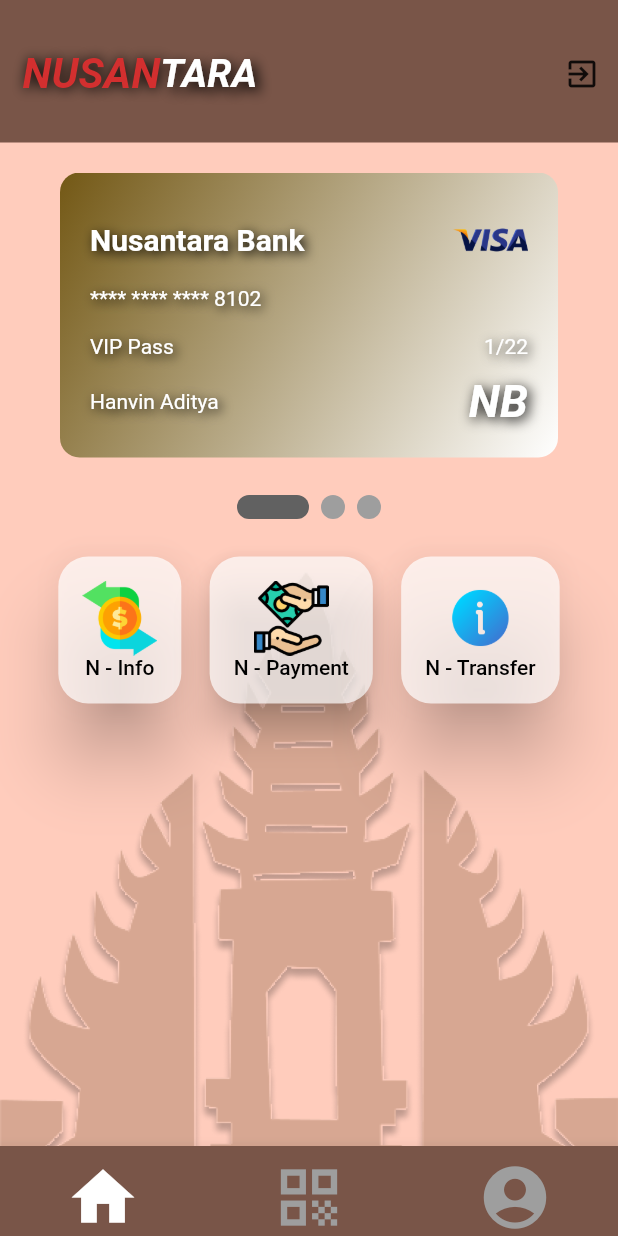
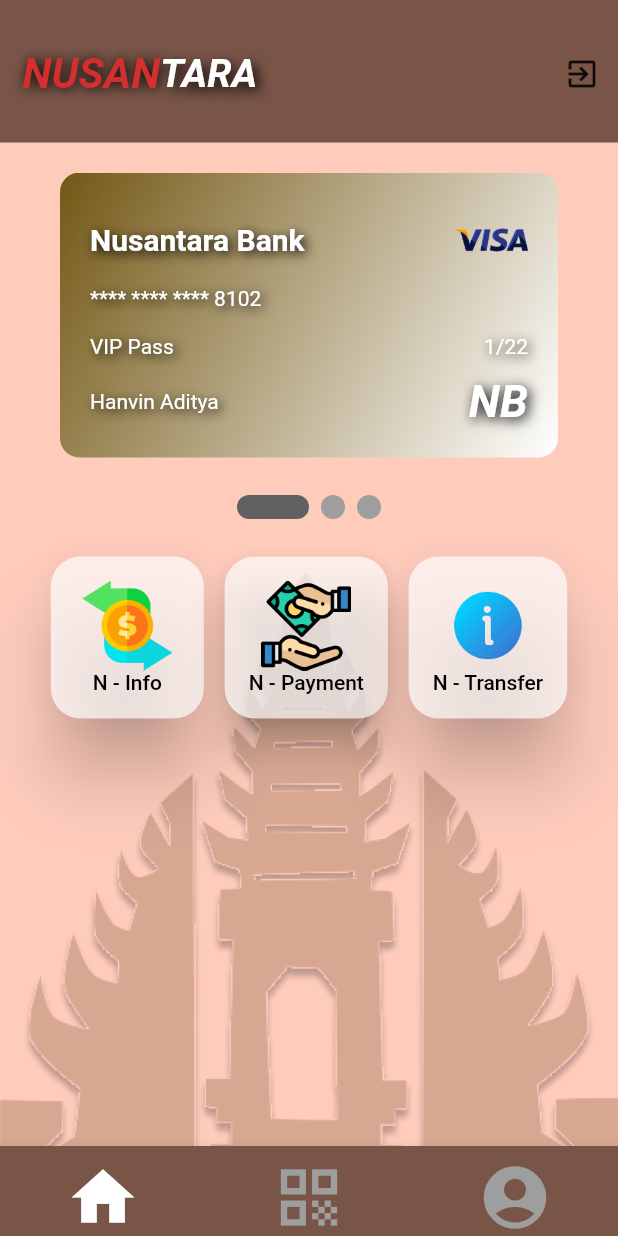
Before and after one commit to KentDylan/nusantarabank, a Flutter app: the HomePage screen opened directly, on a phone screen of 412 x 824 dp. Run offline on Flutter 3.47's test engine with Material 2 defaults, Android fonts, the phone set to English and light mode, and no system bars; drawn by our look-alikes of smooth_page_indicator; our stand-ins replace qr_flutter.

Commit message:
Benerin Icons

```diff
--- a/uts_mobileprog/lib/pages/home_page.dart
+++ b/uts_mobileprog/lib/pages/home_page.dart
@@ -176,8 +176,8 @@ class _HomePageState extends State<HomePage> {
                         children: [
                           Image.asset(
                             'lib/icons/credit-card.png',
-                            width: 50,
-                            height: 50,
+                            width: 70,
+                            height: 60,
                           ),
                           Text(
                             'N - Info',
@@ -208,8 +208,8 @@ class _HomePageState extends State<HomePage> {
                         children: [
                           Image.asset(
                             'lib/icons/payment-method.png',
-                            width: 50,
-                            height: 50,
+                            width: 60,
+                            height: 60,
                           ),
                           Text(
                             'N - Payment',
@@ -240,8 +240,8 @@ class _HomePageState extends State<HomePage> {
                         children: [
                           Image.asset(
                             'lib/icons/info.png',
-                            width: 50,
-                            height: 50,
+                            width: 60,
+                            height: 60,
                           ),
                           Text(
                             'N - Transfer',
```
